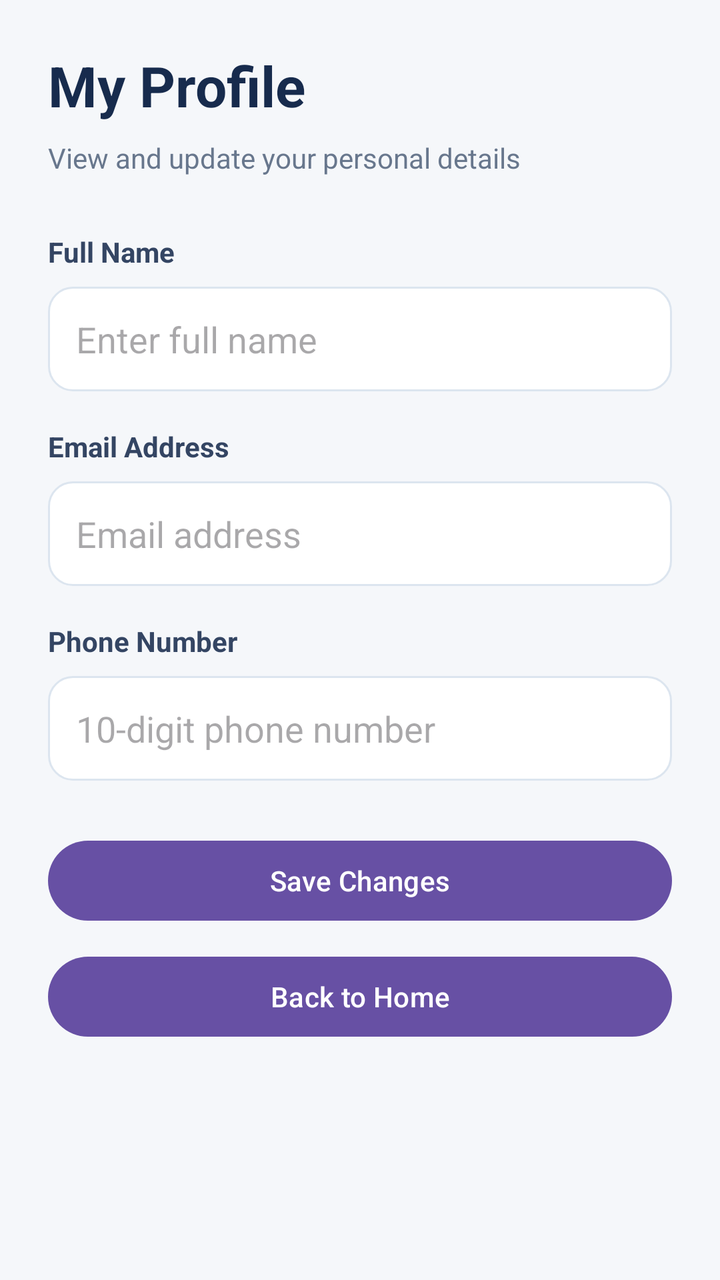
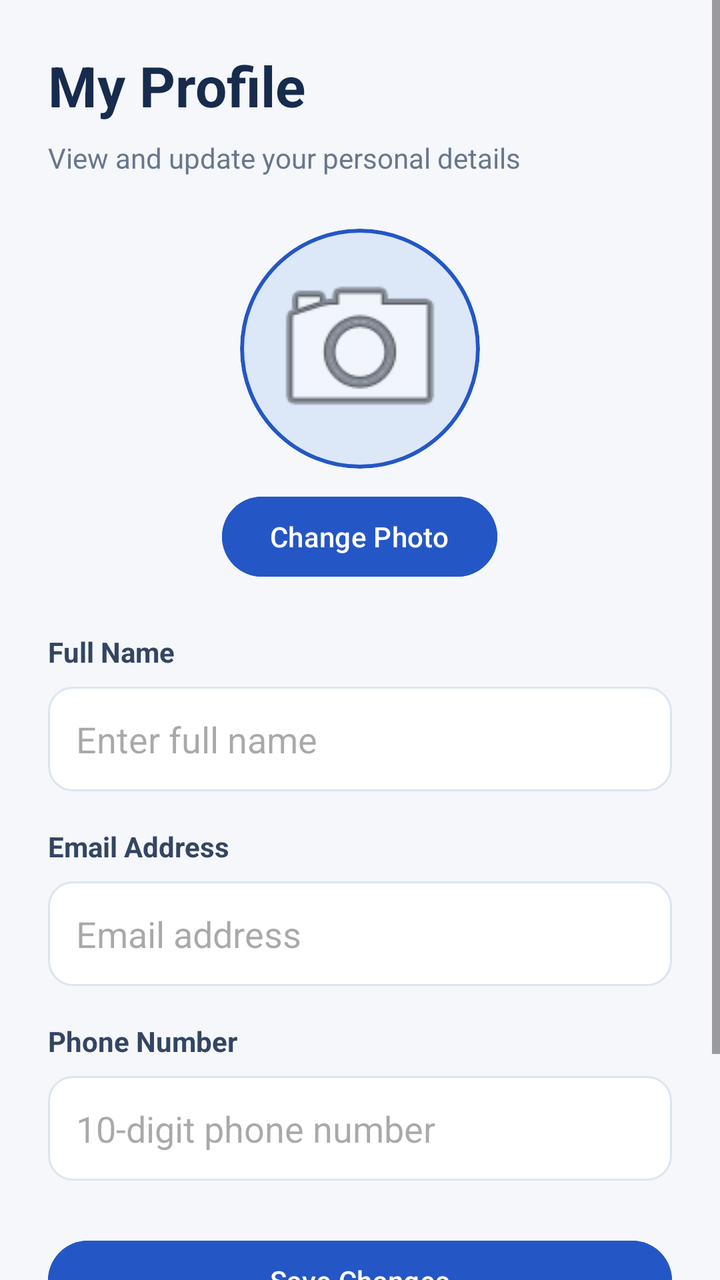

The first picture is an Android layout as it rendered before a commit; the second is the same layout after the commit. The layout source and the unified diff follow.
<!-- AndroidManifest.xml: application theme Theme.RoadsideAssistance -->
<!-- res/layout/activity_profile.xml -->
<?xml version="1.0" encoding="utf-8"?>
<ScrollView xmlns:android="http://schemas.android.com/apk/res/android"
    android:layout_width="match_parent"
    android:layout_height="match_parent"
    android:background="#F5F7FA"
    android:fillViewport="true">

    <LinearLayout
        android:layout_width="match_parent"
        android:layout_height="wrap_content"
        android:orientation="vertical"
        android:padding="24dp">

        <TextView
            android:layout_width="match_parent"
            android:layout_height="wrap_content"
            android:text="My Profile"
            android:textColor="#172B4D"
            android:textSize="28sp"
            android:textStyle="bold"
            android:layout_marginBottom="8dp" />

        <TextView
            android:layout_width="match_parent"
            android:layout_height="wrap_content"
            android:text="View and update your personal details"
            android:textColor="#68778D"
            android:textSize="14sp"
            android:layout_marginBottom="28dp" />

        <TextView
            android:layout_width="match_parent"
            android:layout_height="wrap_content"
            android:text="Full Name"
            android:textColor="#344563"
            android:textStyle="bold" />

        <EditText
            android:id="@+id/etProfileName"
            android:layout_width="match_parent"
            android:layout_height="wrap_content"
            android:layout_marginTop="8dp"
            android:layout_marginBottom="18dp"
            android:hint="Enter full name"
            android:inputType="textPersonName"
            android:padding="14dp"
            android:background="@drawable/signup_input_bg" />

        <TextView
            android:layout_width="match_parent"
            android:layout_height="wrap_content"
            android:text="Email Address"
            android:textColor="#344563"
            android:textStyle="bold" />

        <EditText
            android:id="@+id/etProfileEmail"
            android:layout_width="match_parent"
            android:layout_height="wrap_content"
            android:layout_marginTop="8dp"
            android:layout_marginBottom="18dp"
            android:hint="Email address"
            android:inputType="textEmailAddress"
            android:padding="14dp"
            android:background="@drawable/signup_input_bg" />

        <TextView
            android:layout_width="match_parent"
            android:layout_height="wrap_content"
            android:text="Phone Number"
            android:textColor="#344563"
            android:textStyle="bold" />

        <EditText
            android:id="@+id/etProfilePhone"
            android:layout_width="match_parent"
            android:layout_height="wrap_content"
            android:layout_marginTop="8dp"
            android:layout_marginBottom="26dp"
            android:hint="10-digit phone number"
            android:inputType="phone"
            android:maxLength="10"
            android:padding="14dp"
            android:background="@drawable/signup_input_bg" />

        <Button
            android:id="@+id/btnSaveProfile"
            android:layout_width="match_parent"
            android:layout_height="wrap_content"
            android:text="Save Changes"
            android:textAllCaps="false" />

        <Button
            android:id="@+id/btnBackHome"
            android:layout_width="match_parent"
            android:layout_height="wrap_content"
            android:layout_marginTop="10dp"
            android:text="Back to Home"
            android:textAllCaps="false" />

        <TextView
            android:id="@+id/tvProfileMessage"
            android:layout_width="match_parent"
            android:layout_height="wrap_content"
            android:layout_marginTop="12dp"
            android:gravity="center"
            android:textColor="#C62828"
            android:textSize="14sp" />

    </LinearLayout>
</ScrollView>
<!-- resources referenced by this layout -->
<resources>
  <!-- drawable signup_input_bg (drawable) -->
  <?xml version="1.0" encoding="utf-8"?>
  <shape xmlns:android="http://schemas.android.com/apk/res/android"
      android:shape="rectangle">
  
      <solid android:color="#FFFFFF" />
  
      <corners android:radius="12dp" />
  
      <stroke
          android:width="1dp"
          android:color="#DCE5EF" />
  
  </shape>
  <style name="Theme.RoadsideAssistance" parent="Base.Theme.RoadsideAssistance" />
  <style name="Base.Theme.RoadsideAssistance" parent="Theme.Material3.DayNight.NoActionBar">
          
          
      </style>
</resources>

<!-- the commit's change to res/layout/activity_profile.xml (unified diff, before → after) -->
@@ -9,6 +9,7 @@
         android:layout_width="match_parent"
         android:layout_height="wrap_content"
         android:orientation="vertical"
+        android:gravity="center_horizontal"
         android:padding="24dp">
 
         <TextView
@@ -26,7 +27,29 @@
             android:text="View and update your personal details"
             android:textColor="#68778D"
             android:textSize="14sp"
-            android:layout_marginBottom="28dp" />
+            android:layout_marginBottom="18dp" />
+
+        <ImageView
+            android:id="@+id/ivProfilePhoto"
+            android:layout_width="120dp"
+            android:layout_height="120dp"
+            android:layout_marginTop="8dp"
+            android:layout_marginBottom="10dp"
+            android:background="@drawable/profile_photo_bg"
+            android:clipToOutline="true"
+            android:contentDescription="Profile photo"
+            android:padding="12dp"
+            android:scaleType="centerCrop"
+            android:src="@android:drawable/ic_menu_camera" />
+
+        <Button
+            android:id="@+id/btnChangePhoto"
+            android:layout_width="wrap_content"
+            android:layout_height="wrap_content"
+            android:layout_marginBottom="24dp"
+            android:text="Change Photo"
+            android:textAllCaps="false"
+            android:backgroundTint="#2457C5" />
 
         <TextView
             android:layout_width="match_parent"
@@ -88,7 +111,8 @@
             android:layout_width="match_parent"
             android:layout_height="wrap_content"
             android:text="Save Changes"
-            android:textAllCaps="false" />
+            android:textAllCaps="false"
+            android:backgroundTint="#2457C5" />
 
         <Button
             android:id="@+id/btnBackHome"
@@ -106,6 +130,5 @@
             android:gravity="center"
             android:textColor="#C62828"
             android:textSize="14sp" />
-
     </LinearLayout>
 </ScrollView>
<!-- resource entries referenced after the edit -->
@@ -1,5 +1,12 @@
 <!-- resources referenced by this layout -->
 <resources>
+  <!-- drawable profile_photo_bg (drawable) -->
+  <?xml version="1.0" encoding="utf-8"?>
+  <shape xmlns:android="http://schemas.android.com/apk/res/android"
+      android:shape="oval">
+      <solid android:color="#DCE7F7" />
+      <stroke android:width="2dp" android:color="#2457C5" />
+  </shape>
   <!-- drawable signup_input_bg (drawable) -->
   <?xml version="1.0" encoding="utf-8"?>
   <shape xmlns:android="http://schemas.android.com/apk/res/android"
